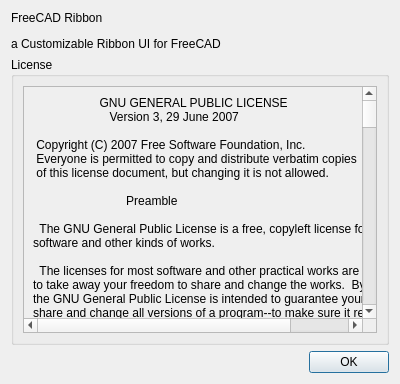
Above: Resources/ui/LicenseForm.ui from APEbbers/FreeCAD-Ribbon before the change. Below: the same form after it.
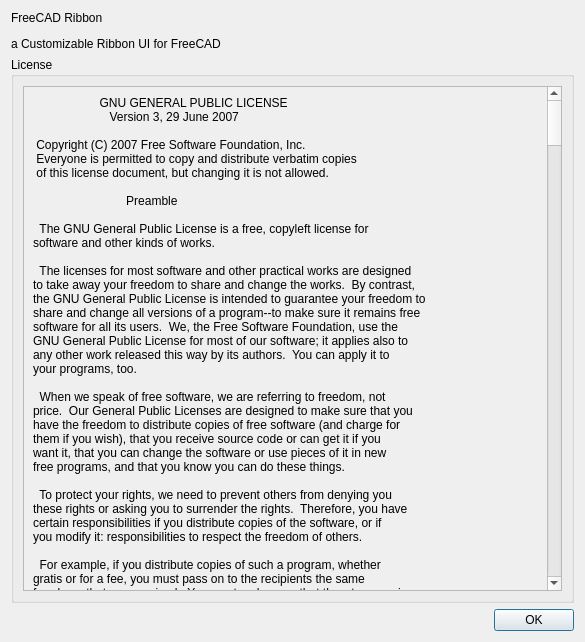
That is the form after the change.

Commit message: Set inital width for license form

The edit to the form file:
```diff
--- a/Resources/ui/LicenseForm.ui
+++ b/Resources/ui/LicenseForm.ui
@@ -6,8 +6,8 @@
    <rect>
     <x>0</x>
     <y>0</y>
-    <width>400</width>
-    <height>384</height>
+    <width>585</width>
+    <height>642</height>
    </rect>
   </property>
   <property name="windowTitle">
@@ -40,7 +40,7 @@
           <rect>
            <x>0</x>
            <y>0</y>
-           <width>501</width>
+           <width>533</width>
            <height>9858</height>
           </rect>
          </property>
```
The commit also changes 2 other files.
